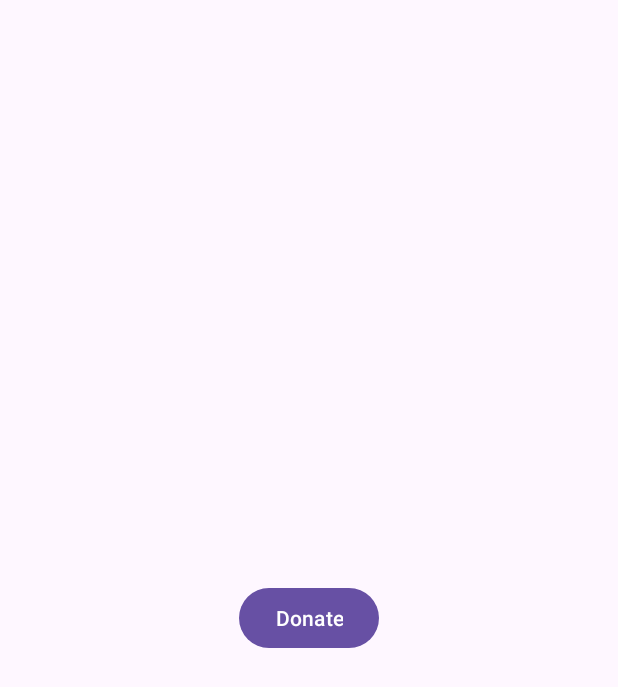
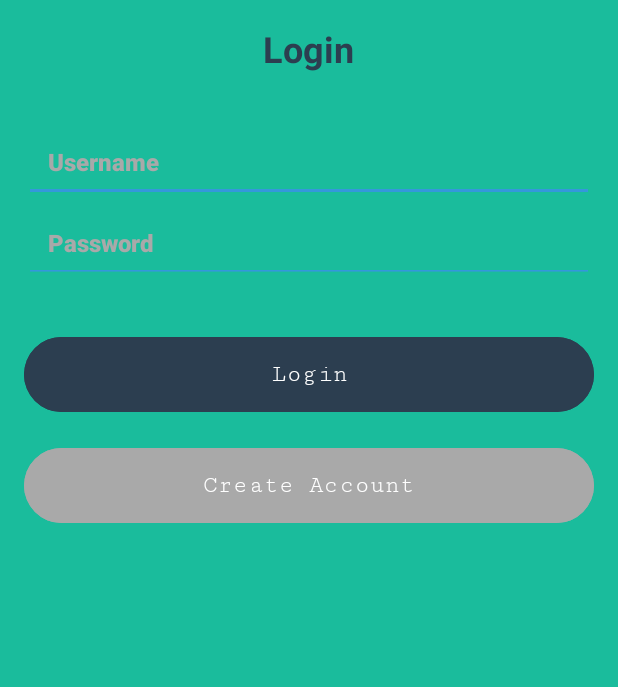
Before and after one commit to Dzg0507/randomnesssss, an Android app: the screen it shows after launch (MainActivity before the commit, LoginActivity after it), on a phone screen of 412 x 824 dp. Shown: the top 687 px of the screen. Run offline under Robolectric (Android 15) with nearby library versions, the phone set to English and light mode, and no system bars; 3 statements that could not run were skipped.

Commit message:
Just evolving the app.

```diff
--- a/app/src/main/java/com/example/cheapflyfungiveaway/GameActivity.java
+++ b/app/src/main/java/com/example/cheapflyfungiveaway/GameActivity.java
@@ -5,7 +5,6 @@ import android.os.Bundle;
 import android.webkit.WebChromeClient;
 import android.webkit.WebSettings;
 import android.webkit.WebView;
-import android.webkit.WebViewClient;
 
 import androidx.appcompat.app.AppCompatActivity;
 
--- /dev/null
+++ b/app/src/main/java/com/example/cheapflyfungiveaway/LoginActivity.java
@@ -0,0 +1,52 @@
+package com.example.cheapflyfungiveaway;
+
+import android.content.Intent;
+import android.database.sqlite.SQLiteDatabase;
+import android.os.Bundle;
+import android.widget.Button;
+import android.widget.EditText;
+
+import androidx.appcompat.app.AppCompatActivity;
+
+public class LoginActivity extends AppCompatActivity {
+
+    DatabaseHelper dbHelper;
+    SQLiteDatabase db;
+    Button createAccountButton1;
+    private EditText usernameEditText;
+    private EditText passwordEditText;
+    private Button loginButton;
+
+    @Override
+    protected void onCreate(Bundle savedInstanceState) {
+        super.onCreate(savedInstanceState);
+        setContentView(R.layout.activity_login);
+
+        dbHelper = new DatabaseHelper(this);
+        db = dbHelper.getWritableDatabase();
+
+        usernameEditText = findViewById(R.id.usernameEditText);
+        passwordEditText = findViewById(R.id.passwordEditText);
+        loginButton = findViewById(R.id.loginButton);
+        createAccountButton1 = findViewById(R.id.createAccountButton1);
+
+        loginButton.setOnClickListener(v -> {
+            String username = usernameEditText.getText().toString();
+            String password = passwordEditText.getText().toString();
+
+            // TODO: Add code to validate the username and password
+
+            // Launch the GameActivity
+            Intent intent = new Intent(LoginActivity.this, GameSelectionActivity.class);
+            startActivity(intent);
+        });
+
+        createAccountButton1.setOnClickListener(v -> {
+            Intent intent = new Intent(LoginActivity.this, CreateAccountActivity.class);
+            startActivity(intent);
+        });
+
+        // Create the accounts table
+        db.execSQL("CREATE TABLE IF NOT EXISTS accounts (username TEXT PRIMARY KEY, password TEXT)");
+    }
+}
--- a/app/src/main/java/com/example/cheapflyfungiveaway/MainActivity.java
+++ b/app/src/main/java/com/example/cheapflyfungiveaway/MainActivity.java
@@ -1,11 +1,11 @@
 package com.example.cheapflyfungiveaway;
-
-import androidx.appcompat.app.AppCompatActivity;
 
 import android.app.Activity;
 import android.content.Intent;
 import android.os.Bundle;
 import android.view.View;
+
+import androidx.appcompat.app.AppCompatActivity;
 
 import com.google.firebase.auth.FirebaseAuth;
 import com.google.firebase.database.DatabaseReference;
@@ -21,6 +21,14 @@ import java.util.Map;
 
 public class MainActivity extends AppCompatActivity {
 
+    private static final String PAYPAL_CLIENT_ID = "YOUR_PAYPAL_CLIENT_ID";
+    private static final int PAYPAL_REQUEST_CODE = 123;
+    private static final PayPalConfiguration config = new PayPalConfiguration()
+            .environment(PayPalConfiguration.ENVIRONMENT_SANDBOX)
+            .clientId(PAYPAL_CLIENT_ID);
+    private DatabaseReference mDatabase;
+    private FirebaseAuth mAuth;
+
     @Override
     protected void onCreate(Bundle savedInstanceState) {
         super.onCreate(savedInstanceState);
@@ -30,16 +38,6 @@ public class MainActivity extends AppCompatActivity {
         //       mDatabase = FirebaseDatabase.getInstance().getReference();
 
     }
-
-    private DatabaseReference mDatabase;
-    private FirebaseAuth mAuth;
-    private static final String PAYPAL_CLIENT_ID = "YOUR_PAYPAL_CLIENT_ID";
-    private static final int PAYPAL_REQUEST_CODE = 123;
-
-    private static PayPalConfiguration config = new PayPalConfiguration()
-            .environment(PayPalConfiguration.ENVIRONMENT_SANDBOX)
-            .clientId(PAYPAL_CLIENT_ID);
-
 
     public void onDonateButtonClicked(View view) {
         PayPalPayment payment = new PayPalPayment(new BigDecimal("0.10"), "USD", "Donation",
@@ -64,12 +62,12 @@ public class MainActivity extends AppCompatActivity {
     }
 
 
-private void saveDonationData(String userId,double amount){
+    private void saveDonationData(String userId, double amount) {
         //       String key=mDatabase.child("donations").push().getKey();
-        DonationActivity donation=new DonationActivity(userId,amount);
-        Map<String, Object> donationValues=donation.toMap();
+        DonationActivity donation = new DonationActivity(userId, amount);
+        Map<String, Object> donationValues = donation.toMap();
 
-        Map<String, Object> childUpdates=new HashMap<>();
+        Map<String, Object> childUpdates = new HashMap<>();
         //     childUpdates.put("/donations/"+key,donationValues);
 
         //      mDatabase.updateChildren(childUpdates);
--- /dev/null
+++ b/app/src/main/res/layout/activity_login.xml
@@ -0,0 +1,81 @@
+<?xml version="1.0" encoding="utf-8"?>
+<androidx.constraintlayout.widget.ConstraintLayout
+    xmlns:android="http://schemas.android.com/apk/res/android"
+    xmlns:tools="http://schemas.android.com/tools"
+    android:layout_width="match_parent"
+    android:layout_height="match_parent"
+    android:background="@color/light_green"
+    tools:context=".LoginActivity">
+
+    <LinearLayout
+        android:layout_width="match_parent"
+        android:layout_height="match_parent"
+        android:orientation="vertical"
+        android:padding="16dp">
+
+        <TextView
+            android:layout_width="wrap_content"
+            android:layout_height="wrap_content"
+            android:text="@string/login"
+            android:textSize="24sp"
+            android:textStyle="bold"
+            android:textColor="@color/dark_blue"
+            android:layout_gravity="center_horizontal"
+            android:layout_marginBottom="32dp"/>
+
+        <EditText
+            android:id="@+id/usernameEditText"
+            android:layout_width="match_parent"
+            android:layout_height="wrap_content"
+            android:autofillHints="username"
+            android:hint="Username"
+            android:inputType="text"
+            android:textColorHint="@color/dark_grey"
+            android:backgroundTint="@color/light_blue"
+            android:padding="16dp"
+            android:textSize="16sp"
+            android:fontFamily="sans-serif-black"/>
+
+        <EditText
+            android:id="@+id/passwordEditText"
+            android:layout_width="match_parent"
+            android:layout_height="wrap_content"
+            android:autofillHints="password"
+            android:hint="@string/password"
+            android:inputType="textPassword"
+            android:textColorHint="@color/dark_grey"
+            android:backgroundTint="@color/light_blue"
+            android:padding="16dp"
+            android:textSize="16sp"
+            android:fontFamily="sans-serif-black"/>
+
+        <Button
+            android:id="@+id/loginButton"
+            android:layout_width="match_parent"
+            android:layout_height="wrap_content"
+            android:layout_marginTop="32dp"
+            android:text="@string/login"
+            android:backgroundTint="@color/dark_blue"
+            android:textColor="@color/white"
+            android:textSize="16sp"
+            android:fontFamily="serif-monospace"
+            android:padding="16dp"
+            android:elevation="8dp"
+            tools:ignore="DuplicateSpeakableTextCheck" />
+
+        <Button
+            android:id="@+id/createAccountButton1"
+            android:layout_width="match_parent"
+            android:layout_height="wrap_content"
+            android:layout_marginTop="16dp"
+            android:text="@string/create_account1"
+            android:backgroundTint="@color/dark_grey"
+            android:textColor="@color/white"
+            android:textSize="16sp"
+            android:fontFamily="serif-monospace"
+            android:padding="16dp"
+            android:elevation="8dp" />
+
+    </LinearLayout>
+
+</androidx.constraintlayout.widget.ConstraintLayout>
--- a/app/src/main/res/layout/activity_main.xml
+++ b/app/src/main/res/layout/activity_main.xml
@@ -1,17 +1,18 @@
 <?xml version="1.0" encoding="utf-8"?>
-<RelativeLayout xmlns:android="http://schemas.android.com/apk/res/android"
+<androidx.constraintlayout.widget.ConstraintLayout
+    xmlns:android="http://schemas.android.com/apk/res/android"
     xmlns:tools="http://schemas.android.com/tools"
-    android:id="@+id/activity_main"
+    xmlns:app="http://schemas.android.com/apk/res-auto"
     android:layout_width="match_parent"
     android:layout_height="match_parent"
     tools:context=".MainActivity">
+    <TextView
+      android:layout_width="wrap_content"
+      android:layout_height="wrap_content"
+      android:text="Hello World!"
+      app:layout_constraintBottom_toBottomOf="parent"
+      app:layout_constraintStart_toStartOf="parent"
+      app:layout_constraintEnd_toEndOf="parent"
+      app:layout_constraintTop_toTopOf="parent" />
 
-    <Button
-        android:id="@+id/donate_button"
-        android:layout_width="wrap_content"
-        android:layout_height="wrap_content"
-        android:text="@string/donate_button_text"
-        android:layout_centerInParent="true"
-        android:onClick="onDonateButtonClicked" />
-
-</RelativeLayout>
+  </androidx.constraintlayout.widget.ConstraintLayout>
--- a/app/src/main/res/values/strings.xml
+++ b/app/src/main/res/values/strings.xml
@@ -2,4 +2,11 @@
     <string name="app_name">Cheap Fly Fun Giveaway</string>
     <string name="donate_button_text">Donate</string>
     <string name="donation_amount_label_text">Donation Amount</string>
+    <string name="create_account">Create</string>
+    <string name="login">Login</string>
+    <string name="create_account1">Create Account</string>
+    <string name="username">Username</string>
+    <string name="password">Password</string>
+    <string name="confirm_password">Confirm Password</string>
+
 </resources>
```
Also changed, not shown: app/src/main/AndroidManifest.xml (+29 -6 lines), app/src/main/res/values/colors.xml (+34 -0 lines), app/src/main/assets/Fly_bird.png/frame-1.png (added), app/src/main/assets/Fly_bird.png/frame-2.png (added), app/src/main/assets/bird.png (renamed from app/src/main/res/assets/images/bird.png), app/src/main/assets/fly1.png (added), app/src/main/assets/fly2.png (added), app/src/main/assets/gold_coin.png (added), app/src/main/assets/ground.png (added), app/src/main/assets/sky.png (added), app/src/main/res/assets/images/sky.png (deleted), 3 other files. Lines whose indentation alone changed are shown as unchanged.
